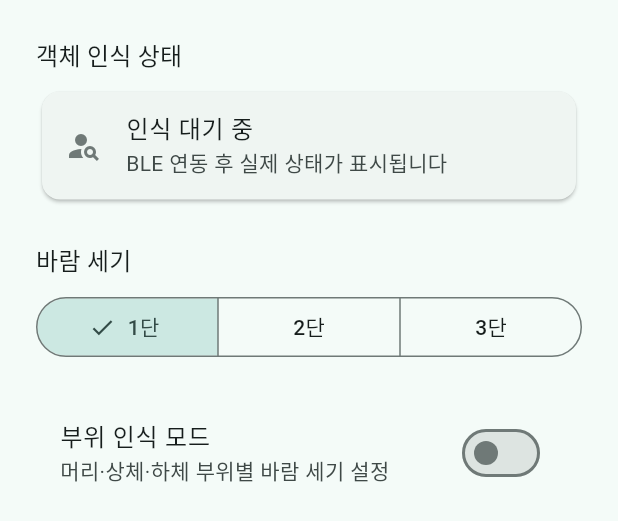
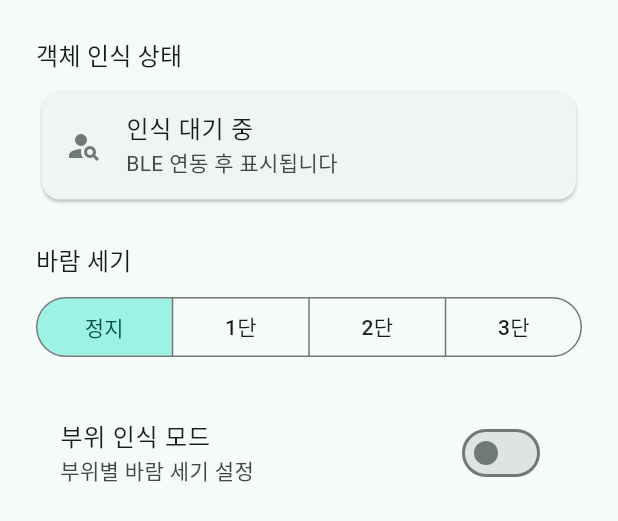
Before and after one commit to espace3/2026ESWContest_free_FANCY, a Flutter app: the TargetModePage widget shown alone on an empty page, opened directly, on a phone screen of 412 x 824 dp. Shown: the top 521 px of the screen. Run offline on Flutter 3.47's test engine with Material 3 defaults, Android fonts, the phone set to English and light mode, and no system bars; missing offline and left inert: universal_ble.

Commit message:
v2 updates

```diff
--- a/my_app/lib/pages/basic_mode_page.dart
+++ b/my_app/lib/pages/basic_mode_page.dart
@@ -16,7 +16,7 @@ class BasicModePage extends StatefulWidget {
 
 class _BasicModePageState extends State<BasicModePage> {
   bool _rotating = false;
-  int _windStrength = 1;
+  int _windStrength = 0;
 
   @override
   Widget build(BuildContext context) {
--- a/my_app/lib/pages/ble_scan_page.dart
+++ b/my_app/lib/pages/ble_scan_page.dart
@@ -207,6 +207,7 @@ class _BleScanPageState extends State<BleScanPage> {
           button('전원 OFF', () => _ble.writePower(false)),
           button('모드: 회전', () => _ble.writeMode(0x01)),
           button('모드: 타겟', () => _ble.writeMode(0x02)),
+          button('풍량: 정지', () => _ble.writeWind(0x00, 0x00)),
           button('풍량: 공용 2단', () => _ble.writeWind(0x00, 0x02)),
           button('풍량: 머리 3단', () => _ble.writeWind(0x01, 0x03)),
         ],
@@ -248,7 +249,7 @@ class _BleScanPageState extends State<BleScanPage> {
       });
     return Scaffold(
       appBar: AppBar(
-        title: const Text('BLE 연결 (디버그)'),
+        title: const Text('BLE 연결'),
         actions: [
           TextButton.icon(
             onPressed: _busy ? null : _toggleScan,
--- a/my_app/lib/pages/home_page.dart
+++ b/my_app/lib/pages/home_page.dart
@@ -21,6 +21,8 @@ class HomePage extends StatefulWidget {
 class _HomePageState extends State<HomePage> with WidgetsBindingObserver {
   static const _modeNames = ['기본 모드', '타겟 모드'];
   static const _switchDuration = Duration(milliseconds: 350);
+  // TODO(temporary): BLE 없이 조작 화면을 확인할 때만 true로 둔다.
+  static const _allowOfflinePreview = false;
 
   final _pageController = PageController();
   final _ble = BleConnectionService.instance;
@@ -81,7 +83,9 @@ class _HomePageState extends State<HomePage> with WidgetsBindingObserver {
     final next = !_powerOn;
     // 전송이 실제로 성공했을 때만 화면 상태를 바꾼다 — 실패를 조용히 넘기면
     // "화면은 켜졌는데 선풍기는 꺼져 있는" 불일치가 생긴다.
-    final ok = await _ble.writePower(next);
+    final ok = !_ble.isConnected && _allowOfflinePreview
+        ? true
+        : await _ble.writePower(next);
     if (!mounted) return;
     if (!ok) {
       ScaffoldMessenger.of(context).showSnackBar(
@@ -125,8 +129,12 @@ class _HomePageState extends State<HomePage> with WidgetsBindingObserver {
           scale: _powerOn ? 0.3 : 1,
           alignment: Alignment.topLeft,
           child: IconButton.filled(
-            tooltip: _ble.isConnected ? (_powerOn ? '전원 끄기' : '전원 켜기') : 'BLE 연결 필요',
-            onPressed: _ble.isConnected ? _togglePower : null,
+            tooltip: _ble.isConnected
+                ? (_powerOn ? '전원 끄기' : '전원 켜기')
+                : (_allowOfflinePreview ? '오프라인 미리보기' : 'BLE 연결 필요'),
+            onPressed: _ble.isConnected || _allowOfflinePreview
+                ? _togglePower
+                : null,
             iconSize: 96,
             padding: const EdgeInsets.all(32),
             icon: const Icon(Icons.power_settings_new),
--- a/my_app/lib/pages/target_mode_page.dart
+++ b/my_app/lib/pages/target_mode_page.dart
@@ -19,9 +19,9 @@ class TargetModePage extends StatefulWidget {
 }
 
 class _TargetModePageState extends State<TargetModePage> {
-  int _windStrength = 1;
+  int _windStrength = 0;
   bool _bodyMode = false;
-  final _bodyStrengths = <String, int>{'머리': 1, '상체': 1, '하체': 1};
+  final _bodyStrengths = <String, int>{'머리': 0, '상체': 0, '하체': 0};
 
   @override
   Widget build(BuildContext context) {
@@ -36,21 +36,30 @@ class _TargetModePageState extends State<TargetModePage> {
           child: ListTile(
             leading: Icon(Icons.person_search, color: colors.outline),
             title: const Text('인식 대기 중'),
-            subtitle: const Text('BLE 연동 후 실제 상태가 표시됩니다'),
+            subtitle: const Text('BLE 연동 후 표시됩니다'),
           ),
         ),
         const SizedBox(height: 24),
+        Row(
+          crossAxisAlignment: CrossAxisAlignment.baseline,
+          textBaseline: TextBaseline.alphabetic,
+          children: [
             Text('바람 세기', style: Theme.of(context).textTheme.titleMedium),
             if (_bodyMode) ...[
-          const SizedBox(height: 4),
-          Text(
-            '부위 인식 모드 사용 중에는 부위별 세기가 적용됩니다',
+              const SizedBox(width: 8),
+              Expanded(
+                child: Text(
+                  '부위별 세기가 적용됩니다',
+                  textAlign: TextAlign.end,
                   style: Theme.of(context)
                       .textTheme
                       .bodySmall
                       ?.copyWith(color: colors.outline),
                 ),
+              ),
             ],
+          ],
+        ),
         const SizedBox(height: 8),
         WindStrengthSelector(
           value: _windStrength,
@@ -64,7 +73,7 @@ class _TargetModePageState extends State<TargetModePage> {
         const SizedBox(height: 24),
         SwitchListTile(
           title: const Text('부위 인식 모드'),
-          subtitle: const Text('머리·상체·하체 부위별 바람 세기 설정'),
+          subtitle: const Text('부위별 바람 세기 설정'),
           value: _bodyMode,
           onChanged: (value) {
             setState(() => _bodyMode = value);
@@ -74,19 +83,27 @@ class _TargetModePageState extends State<TargetModePage> {
         if (_bodyMode)
           for (final part in _bodyStrengths.keys)
             Padding(
-              padding: const EdgeInsets.only(top: 16),
-              child: Column(
-                crossAxisAlignment: CrossAxisAlignment.start,
+              padding: const EdgeInsets.only(top: 12),
+              child: Row(
                 children: [
-                  Text(part, style: Theme.of(context).textTheme.titleSmall),
-                  const SizedBox(height: 4),
-                  WindStrengthSelector(
+                  SizedBox(
+                    width: 36,
+                    child: Text(
+                      part,
+                      style: Theme.of(context).textTheme.titleSmall,
+                    ),
+                  ),
+                  const SizedBox(width: 8),
+                  Expanded(
+                    child: WindStrengthSelector(
                       value: _bodyStrengths[part]!,
+                      disabledLevels: part == '상체' ? {0} : const {},
                       onChanged: (value) {
                         setState(() => _bodyStrengths[part] = value);
                         BleConnectionService.instance
                             .writeWind(_bodyPartTargetByte[part]!, value);
                       },
+                    ),
                   ),
                 ],
               ),
--- a/my_app/lib/services/ble/ble_protocol.dart
+++ b/my_app/lib/services/ble/ble_protocol.dart
@@ -19,7 +19,7 @@ final String powerCharUuid = _uuid(0x0002);
 /// write, 1바이트: 0x00 기본-고정 / 0x01 기본-회전 / 0x02 타겟 / 0x03 타겟-부위
 final String modeCharUuid = _uuid(0x0003);
 
-/// write, 2바이트: [대상(0 공용/1 머리/2 상체/3 하체), 세기(1~3)]
+/// write, 2바이트: [대상(0 공용/1 머리/2 상체/3 하체), 세기(0 정지/1~3단)]
 final String windCharUuid = _uuid(0x0004);
 
 /// notify: [타입, 페이로드...] — 에코백·객체 인식 Status (4단계에서 구현)
--- a/my_app/lib/widgets/wind_strength_selector.dart
+++ b/my_app/lib/widgets/wind_strength_selector.dart
@@ -1,6 +1,6 @@
 import 'package:flutter/material.dart';
 
-/// 바람 세기(1~3단) 선택 위젯. 기본 모드/타겟 모드/부위별 설정에서 공용.
+/// 바람 세기(0: 정지, 1~3단) 선택 위젯. 기본 모드/타겟 모드/부위별 설정에서 공용.
 ///
 /// [onChanged]가 null이면 비활성화 상태로 표시된다.
 class WindStrengthSelector extends StatelessWidget {
@@ -8,22 +8,45 @@ class WindStrengthSelector extends StatelessWidget {
     super.key,
     required this.value,
     required this.onChanged,
+    this.disabledLevels = const {},
   });
 
-  static const levels = [1, 2, 3];
+  static const levels = [0, 1, 2, 3];
 
   final int value;
   final ValueChanged<int>? onChanged;
+  final Set<int> disabledLevels;
 
   @override
   Widget build(BuildContext context) {
     final onChanged = this.onChanged;
+    final colors = Theme.of(context).colorScheme;
     return SegmentedButton<int>(
+      // 선택 아이콘이 나타날 때 항목 폭이 달라지지 않도록 색으로만 상태를 표시한다.
+      showSelectedIcon: false,
       segments: [
         for (final level in levels)
-          ButtonSegment(value: level, label: Text('$level단')),
+          ButtonSegment(
+            value: level,
+            enabled: !disabledLevels.contains(level),
+            label: Text(level == 0 ? '정지' : '$level단'),
+          ),
       ],
       selected: {value},
+      style: ButtonStyle(
+        backgroundColor: WidgetStateProperty.resolveWith((states) {
+          if (!states.contains(WidgetState.selected)) return null;
+          return states.contains(WidgetState.disabled)
+              ? colors.surfaceContainerLow
+              : colors.primaryContainer;
+        }),
+        foregroundColor: WidgetStateProperty.resolveWith((states) {
+          if (!states.contains(WidgetState.selected)) return null;
+          return states.contains(WidgetState.disabled)
+              ? colors.onSurface.withAlpha(0x61)
+              : colors.onPrimaryContainer;
+        }),
+      ),
       onSelectionChanged:
           onChanged == null ? null : (selection) => onChanged(selection.first),
     );
```
Also changed, not shown: 1 other file. Lines whose indentation alone changed are shown as unchanged.
